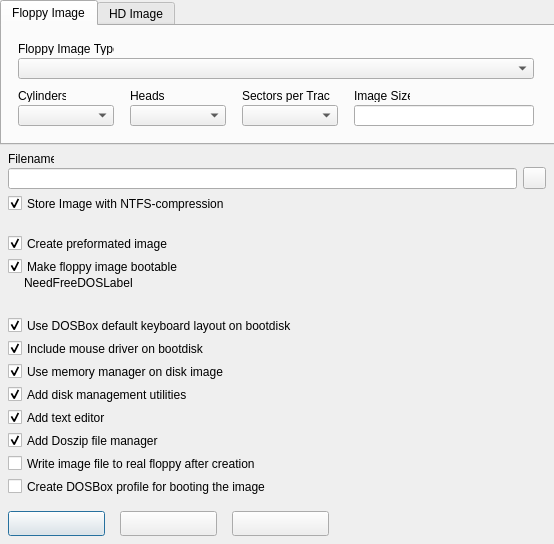
The window that src/forms/CreateImageUnit.ui (Eldricos/D-Fend-Reborn) describes before a commit, drawn with Qt 5.
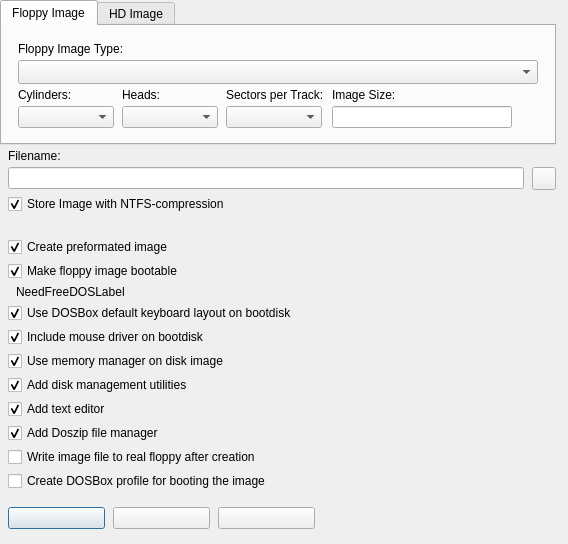
The same window after the commit. Icons and pictures are not drawn.

Commit message: Remaining dialogs: Qt layouts instead of fixed pixel positions

```diff
--- a/src/forms/CreateImageUnit.ui
+++ b/src/forms/CreateImageUnit.ui
@@ -9,210 +9,359 @@
     <property name="vclKeyPreview" stdset="0"><bool>true</bool></property>
     <property name="vclDesignWidth" stdset="0"><number>554</number></property>
     <property name="vclDesignHeight" stdset="0"><number>544</number></property>
-    <widget class="QToolButton" name="ImageFileButton">
-      <property name="geometry"><rect><x>523</x><y>167</y><width>23</width><height>22</height></rect></property>
-      <property name="icon"><iconset resource="../../resources/dfend.qrc"><normaloff>:/glyphs/92d9d1a333bceee3.png</normaloff></iconset></property>
-      <property name="iconSize"><size><width>16</width><height>16</height></size></property>
-    </widget>
-    <widget class="QLabel" name="NeedFreeDOSLabel">
-      <property name="geometry"><rect><x>24</x><y>276</y><width>500</width><height>40</height></rect></property>
-      <property name="text"><string>NeedFreeDOSLabel</string></property>
-      <property name="textFormat"><enum>Qt::PlainText</enum></property>
-      <property name="wordWrap"><bool>true</bool></property>
-      <property name="alignment"><set>Qt::AlignLeft|Qt::AlignTop</set></property>
-    </widget>
+    <layout class="QVBoxLayout" name="CreateImageForm_Layout" stretch="0,0,0,0,0,1">
+      <property name="leftMargin"><number>0</number></property>
+      <property name="topMargin"><number>0</number></property>
+      <property name="rightMargin"><number>4</number></property>
+      <property name="bottomMargin"><number>8</number></property>
+      <property name="spacing"><number>0</number></property>
+      <item>
+        <layout class="QGridLayout" name="CreateImageForm_Section1" columnstretch="0,0,0,1">
+          <property name="leftMargin"><number>0</number></property>
+          <property name="topMargin"><number>0</number></property>
+          <property name="rightMargin"><number>0</number></property>
+          <property name="bottomMargin"><number>0</number></property>
+          <property name="horizontalSpacing"><number>8</number></property>
+          <property name="verticalSpacing"><number>4</number></property>
+          <item row="0" column="0" colspan="3" alignment="Qt::AlignLeft">
     <widget class="QTabWidget" name="PageControl">
-      <property name="geometry"><rect><x>0</x><y>0</y><width>556</width><height>145</height></rect></property>
       <property name="currentIndex"><number>0</number></property>
+              <property name="minimumSize"><size><width>556</width><height>145</height></size></property>
       <widget class="QWidget" name="FloppyImageSheet">
         <attribute name="title"><string>Floppy Image</string></attribute>
         <property name="vclDesignWidth" stdset="0"><number>548</number></property>
         <property name="vclDesignHeight" stdset="0"><number>117</number></property>
+                <layout class="QGridLayout" name="FloppyImageSheet_Layout" columnstretch="0,0,0,0,1">
+                  <property name="leftMargin"><number>16</number></property>
+                  <property name="topMargin"><number>16</number></property>
+                  <property name="rightMargin"><number>16</number></property>
+                  <property name="bottomMargin"><number>8</number></property>
+                  <property name="horizontalSpacing"><number>8</number></property>
+                  <property name="verticalSpacing"><number>4</number></property>
+                  <item row="0" column="0" colspan="5">
         <widget class="QLabel" name="FloppyImageTypeLabel">
-          <property name="geometry"><rect><x>16</x><y>16</y><width>96</width><height>13</height></rect></property>
           <property name="text"><string>Floppy Image Type:</string></property>
           <property name="textFormat"><enum>Qt::PlainText</enum></property>
           <property name="alignment"><set>Qt::AlignLeft|Qt::AlignTop</set></property>
-          <property name="vclAutoSize" stdset="0"><bool>true</bool></property>
-        </widget>
+                    </widget>
+                  </item>
+                  <item row="1" column="0" colspan="5">
+                    <widget class="QComboBox" name="FloppyImageTypeComboBox">
+                      <property name="editable"><bool>false</bool></property>
+                      <property name="maxVisibleItems"><number>8</number></property>
+                      <property name="sizeAdjustPolicy"><enum>QComboBox::AdjustToMinimumContentsLengthWithIcon</enum></property>
+                      <property name="minimumContentsLength"><number>10</number></property>
+                    </widget>
+                  </item>
+                  <item row="2" column="0">
         <widget class="QLabel" name="FloppyCylindersLabel">
-          <property name="geometry"><rect><x>16</x><y>63</y><width>48</width><height>13</height></rect></property>
           <property name="text"><string>Cylinders:</string></property>
           <property name="textFormat"><enum>Qt::PlainText</enum></property>
           <property name="alignment"><set>Qt::AlignLeft|Qt::AlignTop</set></property>
-          <property name="vclAutoSize" stdset="0"><bool>true</bool></property>
-        </widget>
+                    </widget>
+                  </item>
+                  <item row="2" column="1">
         <widget class="QLabel" name="FloppyHeadsLabel">
-          <property name="geometry"><rect><x>128</x><y>63</y><width>34</width><height>13</height></rect></property>
           <property name="text"><string>Heads:</string></property>
           <property name="textFormat"><enum>Qt::PlainText</enum></property>
           <property name="alignment"><set>Qt::AlignLeft|Qt::AlignTop</set></property>
-          <property name="vclAutoSize" stdset="0"><bool>true</bool></property>
-        </widget>
+                    </widget>
+                  </item>
+                  <item row="2" column="2">
         <widget class="QLabel" name="FloppySPTLabel">
-          <property name="geometry"><rect><x>240</x><y>63</y><width>88</width><height>13</height></rect></property>
           <property name="text"><string>Sectors per Track:</string></property>
           <property name="textFormat"><enum>Qt::PlainText</enum></property>
           <property name="alignment"><set>Qt::AlignLeft|Qt::AlignTop</set></property>
-          <property name="vclAutoSize" stdset="0"><bool>true</bool></property>
-        </widget>
-        <widget class="QComboBox" name="FloppyImageTypeComboBox">
-          <property name="geometry"><rect><x>16</x><y>32</y><width>516</width><height>21</height></rect></property>
-          <property name="editable"><bool>false</bool></property>
-          <property name="maxVisibleItems"><number>8</number></property>
-        </widget>
-        <widget class="QComboBox" name="FloppyCylindersComboBox">
-          <property name="geometry"><rect><x>16</x><y>79</y><width>96</width><height>21</height></rect></property>
-          <property name="editable"><bool>false</bool></property>
-          <property name="maxVisibleItems"><number>8</number></property>
-        </widget>
-        <widget class="QComboBox" name="FloppyHeadsComboBox">
-          <property name="geometry"><rect><x>128</x><y>79</y><width>96</width><height>21</height></rect></property>
-          <property name="editable"><bool>false</bool></property>
-          <property name="maxVisibleItems"><number>8</number></property>
-        </widget>
-        <widget class="QComboBox" name="FloppySPTComboBox">
-          <property name="geometry"><rect><x>240</x><y>79</y><width>96</width><height>21</height></rect></property>
-          <property name="editable"><bool>false</bool></property>
-          <property name="maxVisibleItems"><number>8</number></property>
-        </widget>
-        <widget class="QLineEdit" name="FloppyImageSizeEdit">
-          <property name="geometry"><rect><x>352</x><y>79</y><width>180</width><height>21</height></rect></property>
-          <property name="readOnly"><bool>true</bool></property>
-        </widget>
+                    </widget>
+                  </item>
+                  <item row="2" column="3" colspan="2">
         <widget class="QLabel" name="FloppyImageSizeEdit_EditLabel">
-          <property name="geometry"><rect><x>352</x><y>63</y><width>56</width><height>13</height></rect></property>
           <property name="text"><string>Image Size:</string></property>
           <property name="textFormat"><enum>Qt::PlainText</enum></property>
-          <property name="vclAutoSize" stdset="0"><bool>true</bool></property>
           <property name="vclFocusControl" stdset="0"><string notr="true">FloppyImageSizeEdit</string></property>
           <property name="vclLabeledEditOf" stdset="0"><string notr="true">FloppyImageSizeEdit</string></property>
         </widget>
+                  </item>
+                  <item row="3" column="0" alignment="Qt::AlignLeft">
+                    <widget class="QComboBox" name="FloppyCylindersComboBox">
+                      <property name="editable"><bool>false</bool></property>
+                      <property name="maxVisibleItems"><number>8</number></property>
+                      <property name="minimumSize"><size><width>96</width><height>0</height></size></property>
+                    </widget>
+                  </item>
+                  <item row="3" column="1" alignment="Qt::AlignLeft">
+                    <widget class="QComboBox" name="FloppyHeadsComboBox">
+                      <property name="editable"><bool>false</bool></property>
+                      <property name="maxVisibleItems"><number>8</number></property>
+                      <property name="minimumSize"><size><width>96</width><height>0</height></size></property>
+                    </widget>
+                  </item>
+                  <item row="3" column="2" alignment="Qt::AlignLeft">
+                    <widget class="QComboBox" name="FloppySPTComboBox">
+                      <property name="editable"><bool>false</bool></property>
+                      <property name="maxVisibleItems"><number>8</number></property>
+                      <property name="minimumSize"><size><width>96</width><height>0</height></size></property>
+                    </widget>
+                  </item>
+                  <item row="3" column="3" alignment="Qt::AlignLeft">
+                    <widget class="QLineEdit" name="FloppyImageSizeEdit">
+                      <property name="readOnly"><bool>true</bool></property>
+                      <property name="minimumSize"><size><width>180</width><height>0</height></size></property>
+                    </widget>
+                  </item>
+                  <item row="0" column="4">
+                    <spacer name="FloppyImageSheet_Layout_HFill">
+                      <property name="orientation"><enum>Qt::Horizontal</enum></property>
+                      <property name="sizeHint" stdset="0"><size><width>0</width><height>0</height></size></property>
+                    </spacer>
+                  </item>
+                  <item row="4" column="0">
+                    <spacer name="FloppyImageSheet_VFill">
+                      <property name="orientation"><enum>Qt::Vertical</enum></property>
+                      <property name="sizeHint" stdset="0"><size><width>0</width><height>0</height></size></property>
+                    </spacer>
+                  </item>
+                </layout>
       </widget>
       <widget class="QWidget" name="HDImageSheet">
         <attribute name="title"><string>HD Image</string></attribute>
         <attribute name="icon"><iconset resource="../../resources/dfend.qrc"><normaloff>:/imagelists/CreateImageUnit/ImageList/1.png</normaloff></iconset></attribute>
         <property name="vclDesignWidth" stdset="0"><number>548</number></property>
         <property name="vclDesignHeight" stdset="0"><number>117</number></property>
-        <widget class="QLineEdit" name="HDSizeEdit">
-          <property name="geometry"><rect><x>16</x><y>32</y><width>121</width><height>21</height></rect></property>
-          <property name="text"><string>20</string></property>
-        </widget>
+                <layout class="QGridLayout" name="HDImageSheet_Layout" columnstretch="0,0,1">
+                  <property name="leftMargin"><number>16</number></property>
+                  <property name="topMargin"><number>16</number></property>
+                  <property name="rightMargin"><number>4</number></property>
+                  <property name="bottomMargin"><number>8</number></property>
+                  <property name="horizontalSpacing"><number>8</number></property>
+                  <property name="verticalSpacing"><number>4</number></property>
+                  <item row="0" column="0">
         <widget class="QLabel" name="HDSizeEdit_EditLabel">
-          <property name="geometry"><rect><x>16</x><y>16</y><width>91</width><height>13</height></rect></property>
           <property name="text"><string>Image size (in MB):</string></property>
           <property name="textFormat"><enum>Qt::PlainText</enum></property>
-          <property name="vclAutoSize" stdset="0"><bool>true</bool></property>
           <property name="vclFocusControl" stdset="0"><string notr="true">HDSizeEdit</string></property>
           <property name="vclLabeledEditOf" stdset="0"><string notr="true">HDSizeEdit</string></property>
         </widget>
-        <widget class="QLineEdit" name="HDGeometryEdit">
-          <property name="geometry"><rect><x>160</x><y>32</y><width>209</width><height>21</height></rect></property>
-          <property name="readOnly"><bool>true</bool></property>
-        </widget>
+                  </item>
+                  <item row="0" column="1" colspan="2">
         <widget class="QLabel" name="HDGeometryEdit_EditLabel">
-          <property name="geometry"><rect><x>160</x><y>16</y><width>83</width><height>13</height></rect></property>
           <property name="text"><string>Image geometry:</string></property>
           <property name="textFormat"><enum>Qt::PlainText</enum></property>
-          <property name="vclAutoSize" stdset="0"><bool>true</bool></property>
           <property name="vclFocusControl" stdset="0"><string notr="true">HDGeometryEdit</string></property>
           <property name="vclLabeledEditOf" stdset="0"><string notr="true">HDGeometryEdit</string></property>
         </widget>
-      </widget>
-    </widget>
-    <widget class="QPushButton" name="OKButton">
-      <property name="geometry"><rect><x>8</x><y>511</y><width>97</width><height>25</height></rect></property>
-      <property name="vclAnchors" stdset="0"><string notr="true">akLeft,akBottom</string></property>
-      <property name="text"><string></string></property>
-      <property name="autoDefault"><bool>false</bool></property>
-      <property name="vclKind" stdset="0"><string notr="true">bkOK</string></property>
-      <property name="default"><bool>true</bool></property>
-      <property name="vclModalResult" stdset="0"><string notr="true">mrOk</string></property>
-      <property name="vclOnClick" stdset="0"><string notr="true">OKButtonClick</string></property>
-    </widget>
-    <widget class="QPushButton" name="CancelButton">
-      <property name="geometry"><rect><x>120</x><y>511</y><width>97</width><height>25</height></rect></property>
-      <property name="vclAnchors" stdset="0"><string notr="true">akLeft,akBottom</string></property>
-      <property name="text"><string></string></property>
-      <property name="autoDefault"><bool>false</bool></property>
-      <property name="vclKind" stdset="0"><string notr="true">bkCancel</string></property>
-      <property name="vclCancel" stdset="0"><bool>true</bool></property>
-      <property name="vclModalResult" stdset="0"><string notr="true">mrCancel</string></property>
-    </widget>
-    <widget class="QPushButton" name="HelpButton">
-      <property name="geometry"><rect><x>232</x><y>511</y><width>97</width><height>25</height></rect></property>
-      <property name="vclAnchors" stdset="0"><string notr="true">akLeft,akBottom</string></property>
-      <property name="text"><string></string></property>
-      <property name="autoDefault"><bool>false</bool></property>
-      <property name="vclKind" stdset="0"><string notr="true">bkHelp</string></property>
-      <property name="vclOnClick" stdset="0"><string notr="true">HelpButtonClick</string></property>
-    </widget>
-    <widget class="QLineEdit" name="ImageFileEdit">
-      <property name="geometry"><rect><x>8</x><y>168</y><width>509</width><height>21</height></rect></property>
-    </widget>
+                  </item>
+                  <item row="1" column="0" alignment="Qt::AlignLeft">
+                    <widget class="QLineEdit" name="HDSizeEdit">
+                      <property name="text"><string>20</string></property>
+                      <property name="minimumSize"><size><width>121</width><height>0</height></size></property>
+                    </widget>
+                  </item>
+                  <item row="1" column="1" alignment="Qt::AlignLeft">
+                    <widget class="QLineEdit" name="HDGeometryEdit">
+                      <property name="readOnly"><bool>true</bool></property>
+                      <property name="minimumSize"><size><width>209</width><height>0</height></size></property>
+                    </widget>
+                  </item>
+                  <item row="0" column="2">
+                    <spacer name="HDImageSheet_Layout_HFill">
+                      <property name="orientation"><enum>Qt::Horizontal</enum></property>
+                      <property name="sizeHint" stdset="0"><size><width>0</width><height>0</height></size></property>
+                    </spacer>
+                  </item>
+                  <item row="2" column="0">
+                    <spacer name="HDImageSheet_VFill">
+                      <property name="orientation"><enum>Qt::Vertical</enum></property>
+                      <property name="sizeHint" stdset="0"><size><width>0</width><height>0</height></size></property>
+                    </spacer>
+                  </item>
+                </layout>
+              </widget>
+            </widget>
+          </item>
+          <item row="1" column="1" colspan="3">
     <widget class="QLabel" name="ImageFileEdit_EditLabel">
-      <property name="geometry"><rect><x>8</x><y>152</y><width>46</width><height>13</height></rect></property>
       <property name="text"><string>Filename:</string></property>
       <property name="textFormat"><enum>Qt::PlainText</enum></property>
-      <property name="vclAutoSize" stdset="0"><bool>true</bool></property>
       <property name="vclFocusControl" stdset="0"><string notr="true">ImageFileEdit</string></property>
       <property name="vclLabeledEditOf" stdset="0"><string notr="true">ImageFileEdit</string></property>
     </widget>
+          </item>
+          <item row="2" column="1">
+            <widget class="QLineEdit" name="ImageFileEdit">
+      </widget>
+          </item>
+          <item row="2" column="2" alignment="Qt::AlignLeft">
+            <widget class="QToolButton" name="ImageFileButton">
+              <property name="icon"><iconset resource="../../resources/dfend.qrc"><normaloff>:/glyphs/92d9d1a333bceee3.png</normaloff></iconset></property>
+              <property name="iconSize"><size><width>16</width><height>16</height></size></property>
+              <property name="minimumSize"><size><width>23</width><height>0</height></size></property>
+            </widget>
+          </item>
+          <item row="3" column="1" colspan="3">
     <widget class="QCheckBox" name="CompressedCheckBox">
-      <property name="geometry"><rect><x>8</x><y>195</y><width>516</width><height>17</height></rect></property>
       <property name="text"><string>Store Image with NTFS-compression</string></property>
       <property name="checked"><bool>true</bool></property>
     </widget>
+          </item>
+          <item row="0" column="3">
+            <spacer name="CreateImageForm_Section1_HFill">
+              <property name="orientation"><enum>Qt::Horizontal</enum></property>
+              <property name="sizeHint" stdset="0"><size><width>0</width><height>0</height></size></property>
+            </spacer>
+          </item>
+        </layout>
+      </item>
+      <item>
+        <spacer name="CreateImageForm_Gap1">
+          <property name="orientation"><enum>Qt::Vertical</enum></property>
+          <property name="sizeType"><enum>QSizePolicy::Fixed</enum></property>
+          <property name="sizeHint" stdset="0"><size><width>0</width><height>23</height></size></property>
+        </spacer>
+      </item>
+      <item>
+        <layout class="QGridLayout" name="CreateImageForm_Section2" columnstretch="0,0,1">
+          <property name="leftMargin"><number>8</number></property>
+          <property name="topMargin"><number>0</number></property>
+          <property name="rightMargin"><number>0</number></property>
+          <property name="bottomMargin"><number>0</number></property>
+          <property name="horizontalSpacing"><number>8</number></property>
+          <property name="verticalSpacing"><number>4</number></property>
+          <item row="0" column="0" colspan="3">
+            <widget class="QCheckBox" name="FormatImageCheckBox">
+              <property name="text"><string>Create preformated image</string></property>
+              <property name="checked"><bool>true</bool></property>
+            </widget>
+          </item>
+          <item row="1" column="0" colspan="3">
     <widget class="QCheckBox" name="MakeBootableCheckBox">
-      <property name="geometry"><rect><x>8</x><y>258</y><width>516</width><height>17</height></rect></property>
       <property name="text"><string>Make floppy image bootable</string></property>
       <property name="checked"><bool>true</bool></property>
     </widget>
+          </item>
+          <item row="2" column="1" colspan="2">
+            <widget class="QLabel" name="NeedFreeDOSLabel">
+              <property name="text"><string>NeedFreeDOSLabel</string></property>
+              <property name="textFormat"><enum>Qt::PlainText</enum></property>
+              <property name="wordWrap"><bool>true</bool></property>
+              <property name="alignment"><set>Qt::AlignLeft|Qt::AlignTop</set></property>
+              <property name="minimumSize"><size><width>500</width><height>0</height></size></property>
+            </widget>
+          </item>
+          <item row="3" column="0" colspan="3">
     <widget class="QCheckBox" name="AddKeyboardDriverCheckBox">
-      <property name="geometry"><rect><x>8</x><y>317</y><width>516</width><height>17</height></rect></property>
       <property name="text"><string>Use DOSBox default keyboard layout on bootdisk</string></property>
       <property name="checked"><bool>true</bool></property>
     </widget>
+          </item>
+          <item row="4" column="0" colspan="3">
     <widget class="QCheckBox" name="AddMouseDriverCheckBox">
-      <property name="geometry"><rect><x>8</x><y>340</y><width>516</width><height>17</height></rect></property>
       <property name="text"><string>Include mouse driver on bootdisk</string></property>
       <property name="checked"><bool>true</bool></property>
     </widget>
+          </item>
+          <item row="5" column="0" colspan="3">
+            <widget class="QCheckBox" name="MemoryManagerCheckBox">
+              <property name="text"><string>Use memory manager on disk image</string></property>
+              <property name="checked"><bool>true</bool></property>
+            </widget>
+          </item>
+          <item row="6" column="0" colspan="3">
     <widget class="QCheckBox" name="AddFormatCheckBox">
-      <property name="geometry"><rect><x>8</x><y>386</y><width>516</width><height>17</height></rect></property>
       <property name="text"><string>Add disk management utilities</string></property>
       <property name="checked"><bool>true</bool></property>
     </widget>
+          </item>
+          <item row="7" column="0" colspan="3">
     <widget class="QCheckBox" name="AddEditCheckbox">
-      <property name="geometry"><rect><x>8</x><y>409</y><width>516</width><height>17</height></rect></property>
       <property name="text"><string>Add text editor</string></property>
       <property name="checked"><bool>true</bool></property>
     </widget>
-    <widget class="QCheckBox" name="FormatImageCheckBox">
-      <property name="geometry"><rect><x>8</x><y>235</y><width>516</width><height>17</height></rect></property>
-      <property name="text"><string>Create preformated image</string></property>
-      <property name="checked"><bool>true</bool></property>
-    </widget>
-    <widget class="QCheckBox" name="MemoryManagerCheckBox">
-      <property name="geometry"><rect><x>8</x><y>363</y><width>516</width><height>17</height></rect></property>
-      <property name="text"><string>Use memory manager on disk image</string></property>
-      <property name="checked"><bool>true</bool></property>
-    </widget>
-    <widget class="QCheckBox" name="WriteToFloppyCheckBox">
-      <property name="geometry"><rect><x>8</x><y>455</y><width>518</width><height>17</height></rect></property>
-      <property name="vclAnchors" stdset="0"><string notr="true">akLeft,akTop,akRight</string></property>
-      <property name="text"><string>Write image file to real floppy after creation</string></property>
-    </widget>
+          </item>
+          <item row="8" column="0" colspan="3">
     <widget class="QCheckBox" name="AddDoszipCheckBox">
-      <property name="geometry"><rect><x>8</x><y>432</y><width>518</width><height>17</height></rect></property>
       <property name="text"><string>Add Doszip file manager</string></property>
       <property name="checked"><bool>true</bool></property>
     </widget>
+          </item>
+          <item row="9" column="0" colspan="3">
+            <widget class="QCheckBox" name="WriteToFloppyCheckBox">
+              <property name="text"><string>Write image file to real floppy after creation</string></property>
+            </widget>
+          </item>
+          <item row="10" column="0" colspan="3">
     <widget class="QCheckBox" name="CreateProfileCheckBox">
-      <property name="geometry"><rect><x>8</x><y>478</y><width>518</width><height>17</height></rect></property>
-      <property name="vclAnchors" stdset="0"><string notr="true">akLeft,akTop,akRight</string></property>
       <property name="text"><string>Create DOSBox profile for booting the image</string></property>
     </widget>
+          </item>
+          <item row="0" column="2">
+            <spacer name="CreateImageForm_Section2_HFill">
+              <property name="orientation"><enum>Qt::Horizontal</enum></property>
+              <property name="sizeHint" stdset="0"><size><width>0</width><height>0</height></size></property>
+            </spacer>
+          </item>
+        </layout>
+      </item>
+      <item>
+        <spacer name="CreateImageForm_Gap2">
+          <property name="orientation"><enum>Qt::Vertical</enum></property>
+          <property name="sizeType"><enum>QSizePolicy::Fixed</enum></property>
+          <property name="sizeHint" stdset="0"><size><width>0</width><height>16</height></size></property>
+        </spacer>
+      </item>
+      <item>
+        <layout class="QGridLayout" name="CreateImageForm_Section3" columnstretch="0,0,0,1">
+          <property name="leftMargin"><number>8</number></property>
+          <property name="topMargin"><number>0</number></property>
+          <property name="rightMargin"><number>0</number></property>
+          <property name="bottomMargin"><number>0</number></property>
+          <property name="horizontalSpacing"><number>8</number></property>
+          <property name="verticalSpacing"><number>4</number></property>
+          <item row="0" column="0" alignment="Qt::AlignLeft">
+            <widget class="QPushButton" name="OKButton">
+              <property name="text"><string /></property>
+              <property name="autoDefault"><bool>false</bool></property>
+              <property name="vclKind" stdset="0"><string notr="true">bkOK</string></property>
+              <property name="default"><bool>true</bool></property>
+              <property name="vclModalResult" stdset="0"><string notr="true">mrOk</string></property>
+              <property name="vclOnClick" stdset="0"><string notr="true">OKButtonClick</string></property>
+              <property name="minimumSize"><size><width>97</width><height>0</height></size></property>
+            </widget>
+          </item>
+          <item row="0" column="1" alignment="Qt::AlignLeft">
+            <widget class="QPushButton" name="CancelButton">
+              <property name="text"><string /></property>
+              <property name="autoDefault"><bool>false</bool></property>
+              <property name="vclKind" stdset="0"><string notr="true">bkCancel</string></property>
+              <property name="vclCancel" stdset="0"><bool>true</bool></property>
+              <property name="vclModalResult" stdset="0"><string notr="true">mrCancel</string></property>
+              <property name="minimumSize"><size><width>97</width><height>0</height></size></property>
+            </widget>
+          </item>
+          <item row="0" column="2" alignment="Qt::AlignLeft">
+            <widget class="QPushButton" name="HelpButton">
+              <property name="text"><string /></property>
+              <property name="autoDefault"><bool>false</bool></property>
+              <property name="vclKind" stdset="0"><string notr="true">bkHelp</string></property>
+              <property name="vclOnClick" stdset="0"><string notr="true">HelpButtonClick</string></property>
+              <property name="minimumSize"><size><width>97</width><height>0</height></size></property>
+            </widget>
+          </item>
+          <item row="0" column="3">
+            <spacer name="CreateImageForm_Section3_HFill">
+              <property name="orientation"><enum>Qt::Horizontal</enum></property>
+              <property name="sizeHint" stdset="0"><size><width>0</width><height>0</height></size></property>
+            </spacer>
+          </item>
+        </layout>
+      </item>
+      <item>
+        <spacer name="CreateImageForm_VFill">
+          <property name="orientation"><enum>Qt::Vertical</enum></property>
+          <property name="sizeHint" stdset="0"><size><width>0</width><height>0</height></size></property>
+        </spacer>
+      </item>
+    </layout>
   </widget>
   <tabstops>
     <tabstop>PageControl</tabstop>
```
Left out of the diff: 6 changed lines with no effect on the pictures. Lines whose indentation alone changed are shown as unchanged. The commit also changes 102 other files.
